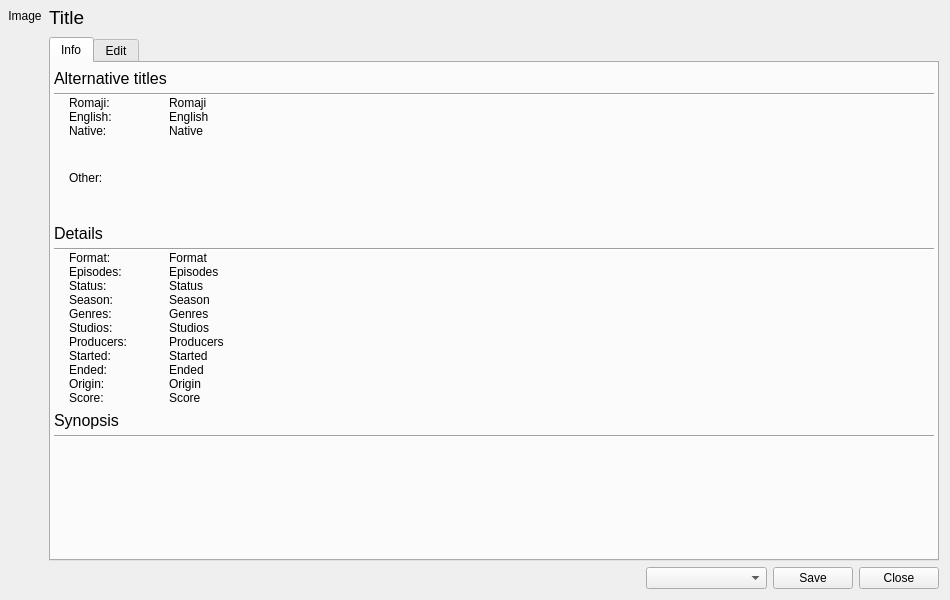
The window that src/gui/dialogs/anime_info_edit_dialog.ui (nisemono0/AniTrack) describes before a commit, drawn with Qt 5.
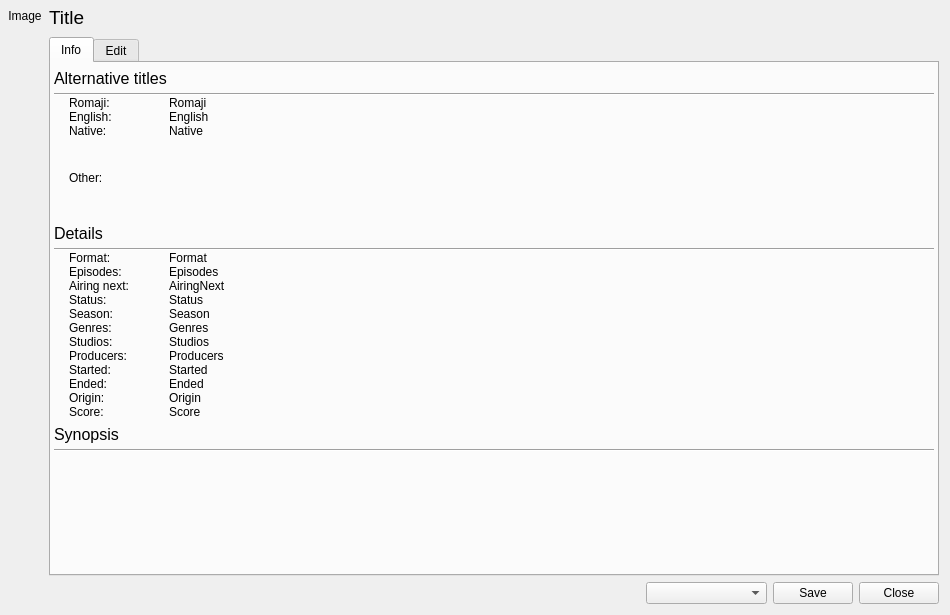
The same window after the commit. Custom widgets are drawn as their Qt base class.

Commit message: feat: display next airing episode info in now playing page and info dialog

```diff
--- a/src/gui/dialogs/anime_info_edit_dialog.ui
+++ b/src/gui/dialogs/anime_info_edit_dialog.ui
@@ -7,13 +7,13 @@
     <x>0</x>
     <y>0</y>
     <width>950</width>
-    <height>600</height>
+    <height>615</height>
    </rect>
   </property>
   <property name="minimumSize">
    <size>
     <width>950</width>
-    <height>600</height>
+    <height>615</height>
    </size>
   </property>
   <property name="focusPolicy">
@@ -387,78 +387,6 @@
              <property name="spacing">
               <number>0</number>
              </property>
-             <item row="5" column="0">
-              <widget class="QLabel" name="label_6">
-               <property name="sizePolicy">
-                <sizepolicy hsizetype="Maximum" vsizetype="Maximum">
-                 <horstretch>0</horstretch>
-                 <verstretch>0</verstretch>
-                </sizepolicy>
-               </property>
-               <property name="minimumSize">
-                <size>
-                 <width>100</width>
-                 <height>0</height>
-                </size>
-               </property>
-               <property name="text">
-                <string>Studios:</string>
-               </property>
-               <property name="wordWrap">
-                <bool>true</bool>
-               </property>
-               <property name="textInteractionFlags">
-                <set>Qt::TextInteractionFlag::NoTextInteraction</set>
-               </property>
-              </widget>
-             </item>
-             <item row="9" column="1">
-              <widget class="QLabel" name="labelOrigin">
-               <property name="sizePolicy">
-                <sizepolicy hsizetype="Preferred" vsizetype="Preferred">
-                 <horstretch>0</horstretch>
-                 <verstretch>0</verstretch>
-                </sizepolicy>
-               </property>
-               <property name="cursor">
-                <cursorShape>IBeamCursor</cursorShape>
-               </property>
-               <property name="text">
-                <string>Origin</string>
-               </property>
-               <property name="wordWrap">
-                <bool>true</bool>
-               </property>
-               <property name="textInteractionFlags">
-                <set>Qt::TextInteractionFlag::LinksAccessibleByMouse|Qt::TextInteractionFlag::TextSelectableByMouse</set>
-               </property>
-              </widget>
-             </item>
-             <item row="5" column="1">
-              <widget class="QLabel" name="labelStudios">
-               <property name="sizePolicy">
-                <sizepolicy hsizetype="Preferred" vsizetype="Preferred">
-                 <horstretch>0</horstretch>
-                 <verstretch>0</verstretch>
-                </sizepolicy>
-               </property>
-               <property name="cursor">
-                <cursorShape>IBeamCursor</cursorShape>
-               </property>
-               <property name="text">
-                <string>Studios</string>
-               </property>
-               <property name="wordWrap">
-                <bool>true</bool>
-               </property>
-               <property name="openExternalLinks">
-                <bool>true</bool>
-               </property>
-               <property name="textInteractionFlags">
-                <set>Qt::TextInteractionFlag::LinksAccessibleByMouse|Qt::TextInteractionFlag::TextSelectableByMouse</set>
-               </property>
-              </widget>
-             </item>
              <item row="1" column="0">
               <widget class="QLabel" name="label_2">
                <property name="sizePolicy">
@@ -484,7 +412,7 @@
                </property>
               </widget>
              </item>
-             <item row="4" column="0">
+             <item row="5" column="0">
               <widget class="QLabel" name="label_5">
                <property name="sizePolicy">
                 <sizepolicy hsizetype="Maximum" vsizetype="Maximum">
@@ -509,8 +437,8 @@
                </property>
               </widget>
              </item>
-             <item row="0" column="1">
-              <widget class="QLabel" name="labelFormat">
+             <item row="4" column="1">
+              <widget class="QLabel" name="labelSeason">
                <property name="sizePolicy">
                 <sizepolicy hsizetype="Preferred" vsizetype="Preferred">
                  <horstretch>0</horstretch>
@@ -521,7 +449,7 @@
                 <cursorShape>IBeamCursor</cursorShape>
                </property>
                <property name="text">
-                <string>Format</string>
+                <string>Season</string>
                </property>
                <property name="wordWrap">
                 <bool>true</bool>
@@ -531,8 +459,8 @@
                </property>
               </widget>
              </item>
-             <item row="9" column="0">
-              <widget class="QLabel" name="label_17">
+             <item row="6" column="0">
+              <widget class="QLabel" name="label_6">
                <property name="sizePolicy">
                 <sizepolicy hsizetype="Maximum" vsizetype="Maximum">
                  <horstretch>0</horstretch>
@@ -546,7 +474,7 @@
                 </size>
                </property>
                <property name="text">
-                <string>Origin:</string>
+                <string>Studios:</string>
                </property>
                <property name="wordWrap">
                 <bool>true</bool>
@@ -556,32 +484,51 @@
                </property>
               </widget>
              </item>
-             <item row="10" column="0">
-              <widget class="QLabel" name="label_8">
+             <item row="11" column="1">
+              <widget class="QLabel" name="labelScore">
                <property name="sizePolicy">
-                <sizepolicy hsizetype="Maximum" vsizetype="Maximum">
+                <sizepolicy hsizetype="Preferred" vsizetype="Preferred">
                  <horstretch>0</horstretch>
                  <verstretch>0</verstretch>
                 </sizepolicy>
                </property>
-               <property name="minimumSize">
-                <size>
-                 <width>100</width>
-                 <height>0</height>
-                </size>
+               <property name="cursor">
+                <cursorShape>IBeamCursor</cursorShape>
                </property>
                <property name="text">
-                <string>Score:</string>
+                <string>Score</string>
                </property>
                <property name="wordWrap">
                 <bool>true</bool>
                </property>
                <property name="textInteractionFlags">
-                <set>Qt::TextInteractionFlag::NoTextInteraction</set>
+                <set>Qt::TextInteractionFlag::LinksAccessibleByMouse|Qt::TextInteractionFlag::TextSelectableByMouse</set>
                </property>
               </widget>
              </item>
-             <item row="6" column="1">
+             <item row="8" column="1">
+              <widget class="QLabel" name="labelStarted">
+               <property name="sizePolicy">
+                <sizepolicy hsizetype="Preferred" vsizetype="Preferred">
+                 <horstretch>0</horstretch>
+                 <verstretch>0</verstretch>
+                </sizepolicy>
+               </property>
+               <property name="cursor">
+                <cursorShape>IBeamCursor</cursorShape>
+               </property>
+               <property name="text">
+                <string>Started</string>
+               </property>
+               <property name="wordWrap">
+                <bool>true</bool>
+               </property>
+               <property name="textInteractionFlags">
+                <set>Qt::TextInteractionFlag::LinksAccessibleByMouse|Qt::TextInteractionFlag::TextSelectableByMouse</set>
+               </property>
+              </widget>
+             </item>
+             <item row="7" column="1">
               <widget class="QLabel" name="labelProducers">
                <property name="sizePolicy">
                 <sizepolicy hsizetype="Preferred" vsizetype="Preferred">
@@ -606,29 +553,32 @@
                </property>
               </widget>
              </item>
-             <item row="1" column="1">
-              <widget class="QLabel" name="labelEpisodes">
+             <item row="0" column="0">
+              <widget class="QLabel" name="label">
                <property name="sizePolicy">
-                <sizepolicy hsizetype="Preferred" vsizetype="Preferred">
+                <sizepolicy hsizetype="Maximum" vsizetype="Maximum">
                  <horstretch>0</horstretch>
                  <verstretch>0</verstretch>
                 </sizepolicy>
                </property>
-               <property name="cursor">
-                <cursorShape>IBeamCursor</cursorShape>
+               <property name="minimumSize">
+                <size>
+                 <width>100</width>
+                 <height>0</height>
+                </size>
                </property>
                <property name="text">
-                <string>Episodes</string>
+                <string>Format:</string>
                </property>
                <property name="wordWrap">
                 <bool>true</bool>
                </property>
                <property name="textInteractionFlags">
-                <set>Qt::TextInteractionFlag::LinksAccessibleByMouse|Qt::TextInteractionFlag::TextSelectableByMouse</set>
+                <set>Qt::TextInteractionFlag::NoTextInteraction</set>
                </property>
               </widget>
              </item>
-             <item row="8" column="0">
+             <item row="9" column="0">
               <widget class="QLabel" name="label_16">
                <property name="sizePolicy">
                 <sizepolicy hsizetype="Maximum" vsizetype="Maximum">
@@ -653,8 +603,8 @@
                </property>
               </widget>
              </item>
-             <item row="8" column="1">
-              <widget class="QLabel" name="labelEnded">
+             <item row="3" column="1">
+              <widget class="QLabel" name="labelStatus">
                <property name="sizePolicy">
                 <sizepolicy hsizetype="Preferred" vsizetype="Preferred">
                  <horstretch>0</horstretch>
@@ -665,7 +615,7 @@
                 <cursorShape>IBeamCursor</cursorShape>
                </property>
                <property name="text">
-                <string>Ended</string>
+                <string>Status</string>
                </property>
                <property name="wordWrap">
                 <bool>true</bool>
@@ -675,7 +625,7 @@
                </property>
               </widget>
              </item>
-             <item row="4" column="1">
+             <item row="5" column="1">
               <widget class="QLabel" name="labelGenres">
                <property name="sizePolicy">
                 <sizepolicy hsizetype="Preferred" vsizetype="Preferred">
@@ -697,57 +647,7 @@
                </property>
               </widget>
              </item>
-             <item row="0" column="0">
-              <widget class="QLabel" name="label">
-               <property name="sizePolicy">
-                <sizepolicy hsizetype="Maximum" vsizetype="Maximum">
-                 <horstretch>0</horstretch>
-                 <verstretch>0</verstretch>
-                </sizepolicy>
-               </property>
-               <property name="minimumSize">
-                <size>
-                 <width>100</width>
-                 <height>0</height>
-                </size>
-               </property>
-               <property name="text">
-                <string>Format:</string>
-               </property>
-               <property name="wordWrap">
-                <bool>true</bool>
-               </property>
-               <property name="textInteractionFlags">
-                <set>Qt::TextInteractionFlag::NoTextInteraction</set>
-               </property>
-              </widget>
-             </item>
-             <item row="2" column="0">
-              <widget class="QLabel" name="label_3">
-               <property name="sizePolicy">
-                <sizepolicy hsizetype="Maximum" vsizetype="Maximum">
-                 <horstretch>0</horstretch>
-                 <verstretch>0</verstretch>
-                </sizepolicy>
-               </property>
-               <property name="minimumSize">
-                <size>
-                 <width>100</width>
-                 <height>0</height>
-                </size>
-               </property>
-               <property name="text">
-                <string>Status:</string>
-               </property>
-               <property name="wordWrap">
-                <bool>true</bool>
-               </property>
-               <property name="textInteractionFlags">
-                <set>Qt::TextInteractionFlag::NoTextInteraction</set>
-               </property>
-              </widget>
-             </item>
-             <item row="6" column="0">
+             <item row="7" column="0">
               <widget class="QLabel" name="label_7">
                <property name="sizePolicy">
                 <sizepolicy hsizetype="Maximum" vsizetype="Maximum">
@@ -772,9 +672,34 @@
                </property>
               </widget>
              </item>
-             <item row="3" column="1">
-              <widget class="QLabel" name="labelSeason">
+             <item row="10" column="0">
+              <widget class="QLabel" name="label_17">
                <property name="sizePolicy">
+                <sizepolicy hsizetype="Maximum" vsizetype="Maximum">
+                 <horstretch>0</horstretch>
+                 <verstretch>0</verstretch>
+                </sizepolicy>
+               </property>
+               <property name="minimumSize">
+                <size>
+                 <width>100</width>
+                 <height>0</height>
+                </size>
+               </property>
+               <property name="text">
+                <string>Origin:</string>
+               </property>
+               <property name="wordWrap">
+                <bool>true</bool>
+               </property>
+               <property name="textInteractionFlags">
+                <set>Qt::TextInteractionFlag::NoTextInteraction</set>
+               </property>
+              </widget>
+             </item>
+             <item row="9" column="1">
+              <widget class="QLabel" name="labelEnded">
+               <property name="sizePolicy">
                 <sizepolicy hsizetype="Preferred" vsizetype="Preferred">
                  <horstretch>0</horstretch>
                  <verstretch>0</verstretch>
@@ -784,7 +709,7 @@
                 <cursorShape>IBeamCursor</cursorShape>
                </property>
                <property name="text">
-                <string>Season</string>
+                <string>Ended</string>
                </property>
                <property name="wordWrap">
                 <bool>true</bool>
@@ -794,7 +719,32 @@
                </property>
               </widget>
              </item>
-             <item row="3" column="0">
+             <item row="6" column="1">
+              <widget class="QLabel" name="labelStudios">
+               <property name="sizePolicy">
+                <sizepolicy hsizetype="Preferred" vsizetype="Preferred">
+                 <horstretch>0</horstretch>
+                 <verstretch>0</verstretch>
+                </sizepolicy>
+               </property>
+               <property name="cursor">
+                <cursorShape>IBeamCursor</cursorShape>
+               </property>
+               <property name="text">
+                <string>Studios</string>
+               </property>
+               <property name="wordWrap">
+                <bool>true</bool>
+               </property>
+               <property name="openExternalLinks">
+                <bool>true</bool>
+               </property>
+               <property name="textInteractionFlags">
+                <set>Qt::TextInteractionFlag::LinksAccessibleByMouse|Qt::TextInteractionFlag::TextSelectableByMouse</set>
+               </property>
+              </widget>
+             </item>
+             <item row="4" column="0">
               <widget class="QLabel" name="label_4">
                <property name="sizePolicy">
                 <sizepolicy hsizetype="Maximum" vsizetype="Maximum">
@@ -819,8 +769,8 @@
                </property>
               </widget>
              </item>
-             <item row="10" column="1">
-              <widget class="QLabel" name="labelScore">
+             <item row="1" column="1">
+              <widget class="QLabel" name="labelEpisodes">
                <property name="sizePolicy">
                 <sizepolicy hsizetype="Preferred" vsizetype="Preferred">
                  <horstretch>0</horstretch>
@@ -831,7 +781,7 @@
                 <cursorShape>IBeamCursor</cursorShape>
                </property>
                <property name="text">
-                <string>Score</string>
+                <string>Episodes</string>
                </property>
                <property name="wordWrap">
                 <bool>true</bool>
@@ -841,9 +791,34 @@
                </property>
               </widget>
              </item>
-             <item row="2" column="1">
-              <widget class="QLabel" name="labelStatus">
+             <item row="11" column="0">
+              <widget class="QLabel" name="label_8">
                <property name="sizePolicy">
+                <sizepolicy hsizetype="Maximum" vsizetype="Maximum">
+                 <horstretch>0</horstretch>
+                 <verstretch>0</verstretch>
+                </sizepolicy>
+               </property>
+               <property name="minimumSize">
+                <size>
+                 <width>100</width>
+                 <height>0</height>
+                </size>
+               </property>
+               <property name="text">
+                <string>Score:</string>
+               </property>
+               <property name="wordWrap">
+                <bool>true</bool>
+               </property>
+               <property name="textInteractionFlags">
+                <set>Qt::TextInteractionFlag::NoTextInteraction</set>
+               </property>
+              </widget>
+             </item>
+             <item row="0" column="1">
+              <widget class="QLabel" name="labelFormat">
+               <property name="sizePolicy">
                 <sizepolicy hsizetype="Preferred" vsizetype="Preferred">
                  <horstretch>0</horstretch>
                  <verstretch>0</verstretch>
@@ -853,7 +828,7 @@
                 <cursorShape>IBeamCursor</cursorShape>
                </property>
                <property name="text">
-                <string>Status</string>
+                <string>Format</string>
                </property>
                <property name="wordWrap">
                 <bool>true</bool>
@@ -863,7 +838,7 @@
                </property>
               </widget>
              </item>
-             <item row="7" column="0">
+             <item row="8" column="0">
               <widget class="QLabel" name="label_15">
                <property name="sizePolicy">
                 <sizepolicy hsizetype="Maximum" vsizetype="Maximum">
@@ -888,8 +863,33 @@
                </property>
               </widget>
              </item>
-             <item row="7" column="1">
-              <widget class="QLabel" name="labelStarted">
+             <item row="3" column="0">
+              <widget class="QLabel" name="label_3">
+               <property name="sizePolicy">
+                <sizepolicy hsizetype="Maximum" vsizetype="Maximum">
+                 <horstretch>0</horstretch>
+                 <verstretch>0</verstretch>
+                </sizepolicy>
+               </property>
+               <property name="minimumSize">
+                <size>
+                 <width>100</width>
+                 <height>0</height>
+                </size>
+               </property>
+               <property name="text">
+                <string>Status:</string>
+               </property>
+               <property name="wordWrap">
+                <bool>true</bool>
+               </property>
+               <property name="textInteractionFlags">
+                <set>Qt::TextInteractionFlag::NoTextInteraction</set>
+               </property>
+              </widget>
+             </item>
+             <item row="10" column="1">
+              <widget class="QLabel" name="labelOrigin">
                <property name="sizePolicy">
                 <sizepolicy hsizetype="Preferred" vsizetype="Preferred">
                  <horstretch>0</horstretch>
@@ -900,7 +900,7 @@
                 <cursorShape>IBeamCursor</cursorShape>
                </property>
                <property name="text">
-                <string>Started</string>
+                <string>Origin</string>
                </property>
                <property name="wordWrap">
                 <bool>true</bool>
@@ -910,6 +910,20 @@
                </property>
               </widget>
              </item>
+             <item row="2" column="0">
+              <widget class="QLabel" name="label_26">
+               <property name="text">
+                <string>Airing next:</string>
+               </property>
+              </widget>
+             </item>
+             <item row="2" column="1">
+              <widget class="QLabel" name="labelAiringNext">
+               <property name="text">
+                <string>AiringNext</string>
+               </property>
+              </widget>
+             </item>
             </layout>
            </item>
            <item>
```
The commit also changes 3 other files.
